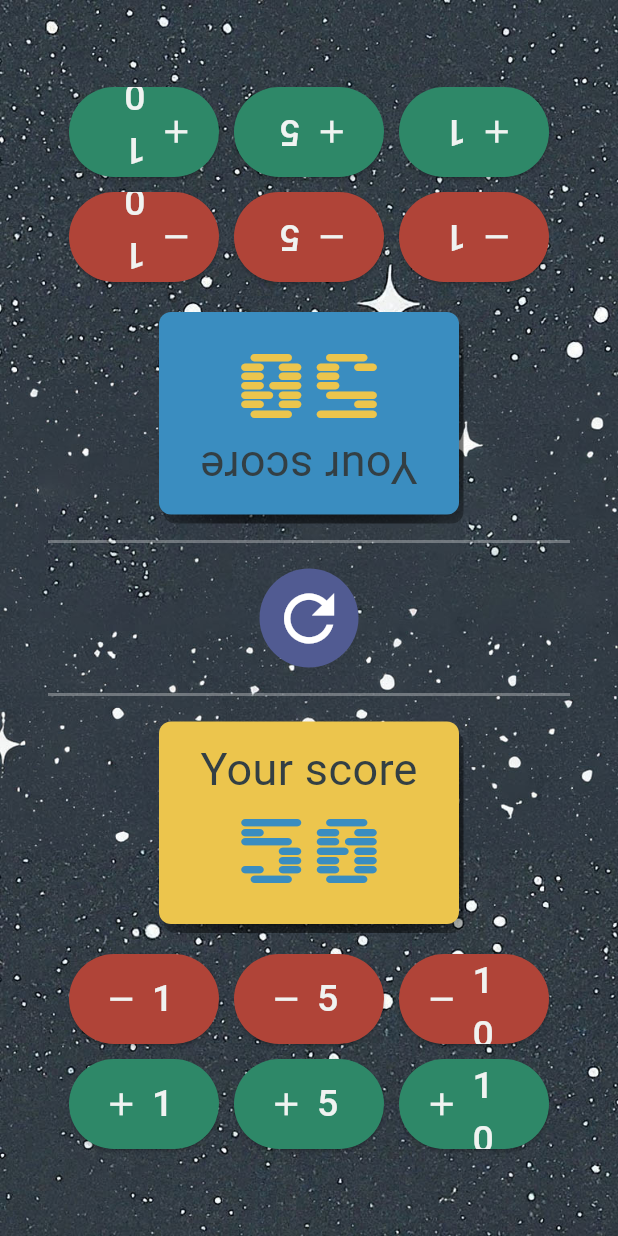
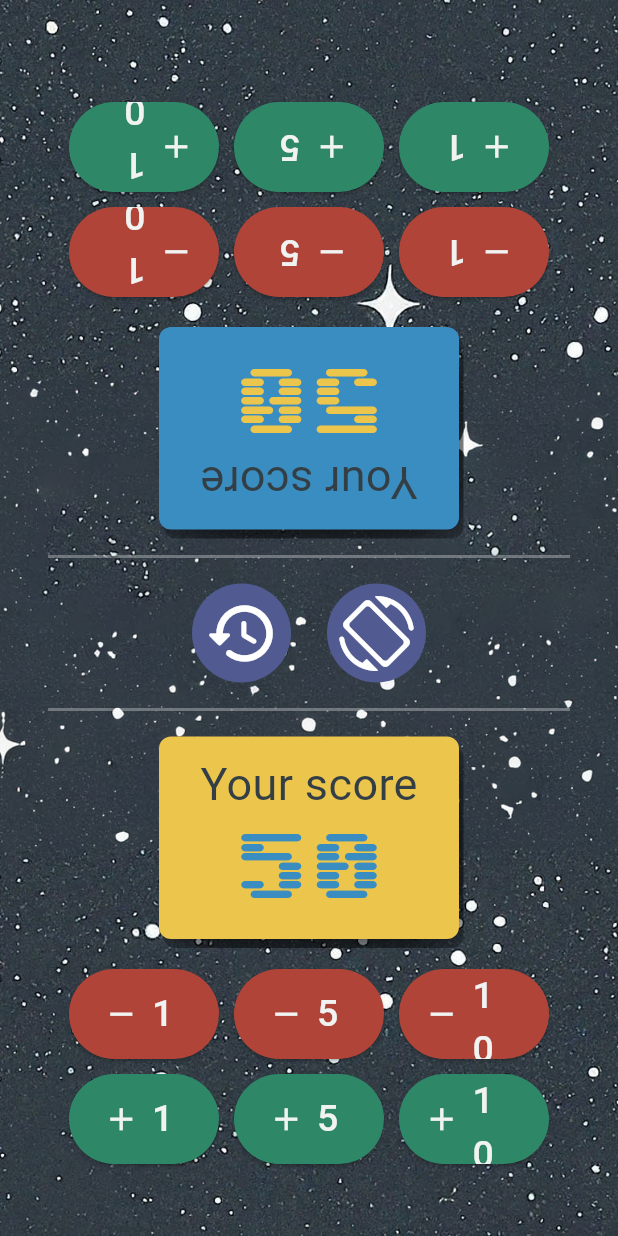
Before and after one commit to LFClaro/star-realms-score-flutter, a Flutter app: the screen it shows after launch, on a phone screen of 412 x 824 dp. Run offline on Flutter 3.47's test engine with Material 3 defaults, Android fonts, the phone set to English and light mode, and no system bars; our stand-ins replace font_awesome_flutter, shared_preferences; Roboto replaces fonts that are missing (YuseiMagic).

Commit message:
Creting Web build for Github Pages

```diff
--- a/lib/constants.dart
+++ b/lib/constants.dart
@@ -16,4 +16,18 @@ abstract class Constants {
       blurStyle: BlurStyle.inner,
     )
   ];
+
+  static const kSizedBox10 = SizedBox(height: 10);
+
+  static const kSizedBox30 = SizedBox(height: 30);
+
+  static const kSizedBoxWidth24 = SizedBox(width: 24.0);
+
+  static const kDivider = Divider(
+    height: 36.0,
+    thickness: 2.0,
+    indent: 32.0,
+    endIndent: 32.0,
+    color: Colors.white30,
+  );
 }
--- a/lib/screens/score_board/score_board_widget.dart
+++ b/lib/screens/score_board/score_board_widget.dart
@@ -1,4 +1,9 @@
+import 'dart:io';
+
+import 'package:flutter/foundation.dart';
 import 'package:flutter/material.dart';
+import 'package:url_launcher/url_launcher.dart';
+import 'package:font_awesome_flutter/font_awesome_flutter.dart';
 
 import 'package:star_realms_score/constants.dart';
 import 'package:star_realms_score/widgets.dart';
@@ -16,8 +21,12 @@ class ScoreBoardWidget extends StatefulWidget {
 class _ScoreBoardWidgetState extends State<ScoreBoardWidget> {
   int _userCounter = 50;
   int _opponentCounter = 50;
+  double _turns = 0.0;
 
-  _incrementUserCounter(int incrementBy) {
+  final Uri _url =
+      Uri.parse("https://github.com/LFClaro/star-realms-score-flutter.git");
+
+  void _incrementUserCounter(int incrementBy) {
     // if _userCounter goes over 99, set it to a maximum of 99
     int result = _userCounter + incrementBy;
     if (result > 99) {
@@ -31,7 +40,7 @@ class _ScoreBoardWidgetState extends State<ScoreBoardWidget> {
     }
   }
 
-  _decrementUserCounter(int decrementBy) {
+  void _decrementUserCounter(int decrementBy) {
     // if _userCounter goes under 0, set it to a minimum of 0
     int result = _userCounter - decrementBy;
     if (result < 0) {
@@ -45,7 +54,7 @@ class _ScoreBoardWidgetState extends State<ScoreBoardWidget> {
     }
   }
 
-  _incrementOpponentCounter(int incrementBy) {
+  void _incrementOpponentCounter(int incrementBy) {
     // if _opponentCounter goes over 99, set it to a maximum of 99
     int result = _opponentCounter + incrementBy;
     if (result > 99) {
@@ -59,7 +68,7 @@ class _ScoreBoardWidgetState extends State<ScoreBoardWidget> {
     }
   }
 
-  _decrementOpponentCounter(int decrementBy) {
+  void _decrementOpponentCounter(int decrementBy) {
     // if _opponentCounter goes under 0, set it to a minimum of 0
     int result = _opponentCounter - decrementBy;
     if (result < 0) {
@@ -73,16 +82,36 @@ class _ScoreBoardWidgetState extends State<ScoreBoardWidget> {
     }
   }
 
-  _resetCounters() {
+  void _resetCounters() {
     setState(() {
       _userCounter = 50;
       _opponentCounter = 50;
     });
   }
 
+  void _rotateScreen() {
+    setState(() => _turns += 0.5);
+  }
+
+  Future<void> _launchUrl() async {
+    if (!await launchUrl(_url)) {
+      throw Exception('Could not launch $_url');
+    }
+  }
+
   @override
   Widget build(BuildContext context) {
+    final headerTextStyle = TextStyle(
+      fontSize: 30.0,
+      color: StarScoreTheme.of(context).primaryTextColor,
+    );
+
     final bodyTextStyle = TextStyle(
+      fontSize: 16,
+      color: StarScoreTheme.of(context).primaryTextColor,
+    );
+
+    final scoreTextStyle = TextStyle(
       fontFamily: 'YuseiMagic',
       fontSize: 30.0,
       color: StarScoreTheme.of(context).secondaryTextColor,
@@ -106,7 +135,7 @@ class _ScoreBoardWidgetState extends State<ScoreBoardWidget> {
 
     Widget scoreText = Text(
       'Your score',
-      style: bodyTextStyle,
+      style: scoreTextStyle,
     );
 
     return Scaffold(
@@ -123,7 +152,58 @@ class _ScoreBoardWidgetState extends State<ScoreBoardWidget> {
           ),
           SafeArea(
             child: Center(
+              child: SizedBox(
+                width: 800,
                 child: SingleChildScrollView(
+                  child: Column(
+                    children: [
+                      if (kIsWeb)
+                        Container(
+                          padding: const EdgeInsets.all(10.0),
+                          decoration: BoxDecoration(
+                            borderRadius: BorderRadius.circular(10.0),
+                            color: Colors.black54,
+                          ),
+                          child: Row(
+                              mainAxisAlignment: MainAxisAlignment.center,
+                              children: [
+                                Image.asset(
+                                  "images/score_icon.png",
+                                  width: 150,
+                                ),
+                                Constants.kSizedBoxWidth24,
+                                SizedBox(
+                                  width: 500,
+                                  child: Column(
+                                    mainAxisAlignment: MainAxisAlignment.start,
+                                    children: [
+                                      Text("Star Realms Score - Flutter App",
+                                          style: headerTextStyle),
+                                      Constants.kDivider,
+                                      Text(
+                                        "A Flutter app to keep score on the Star Realms deckbuilding game.\n\nStar Realms is a two-player card game in which the score changes frequently. Each score board is facing one of the players during the game, for easier tracking.\n\nA quick app I built in a day, with the intention of training state management and Flutter project structuring.",
+                                        style: bodyTextStyle,
+                                      ),
+                                      Constants.kSizedBox10,
+                                      ElevatedButton.icon(
+                                        onPressed: _launchUrl,
+                                        icon: const FaIcon(FontAwesomeIcons.github),
+                                        label: const Text(
+                                            'Vist my Github repository!'),
+                                      ),
+                                    ],
+                                  ),
+                                )
+                              ]),
+                        ),
+                      Constants.kSizedBox30,
+                      AnimatedRotation(
+                        turns: _turns,
+                        duration: const Duration(milliseconds: 1000),
+                        curve: Curves.easeInOut,
+                        onEnd: () {
+                          _turns = 0.0;
+                        },
                         child: Column(
                           mainAxisAlignment: MainAxisAlignment.center,
                           children: [
@@ -153,7 +233,8 @@ class _ScoreBoardWidgetState extends State<ScoreBoardWidget> {
                                   Padding(
                                     padding: const EdgeInsets.only(top: 20.0),
                                     child: Column(
-                              mainAxisAlignment: MainAxisAlignment.center,
+                                      mainAxisAlignment:
+                                          MainAxisAlignment.center,
                                       children: [
                                         Wrap(
                                           alignment: WrapAlignment.center,
@@ -181,7 +262,7 @@ class _ScoreBoardWidgetState extends State<ScoreBoardWidget> {
                                             ),
                                           ],
                                         ),
-                                const SizedBox(height: 10),
+                                        Constants.kSizedBox10,
                                         Wrap(
                                           alignment: WrapAlignment.center,
                                           direction: Axis.horizontal,
@@ -214,26 +295,28 @@ class _ScoreBoardWidgetState extends State<ScoreBoardWidget> {
                                 ],
                               ),
                             ),
-                    const Divider(
-                      height: 36.0,
-                      thickness: 2.0,
-                      indent: 32.0,
-                      endIndent: 32.0,
-                      color: Colors.white30,
-                    ),
+                            Constants.kDivider,
+                            Row(
+                              mainAxisAlignment: MainAxisAlignment.center,
+                              children: [
                                 IconButton.filled(
+                                    tooltip: "Reset Counters",
                                     onPressed: _resetCounters,
                                     icon: const Icon(
-                          Icons.refresh,
+                                      Icons.restore_rounded,
                                       size: 50.0,
                                     )),
-                    const Divider(
-                      height: 36.0,
-                      thickness: 2.0,
-                      indent: 32.0,
-                      endIndent: 32.0,
-                      color: Colors.white30,
+                                Constants.kSizedBoxWidth24,
+                                IconButton.filled(
+                                    tooltip: "Rotate Screen",
+                                    onPressed: _rotateScreen,
+                                    icon: const Icon(
+                                      Icons.screen_rotation_rounded,
+                                      size: 50.0,
+                                    )),
+                              ],
                             ),
+                            Constants.kDivider,
                             Column(
                               children: [
                                 Container(
@@ -285,7 +368,7 @@ class _ScoreBoardWidgetState extends State<ScoreBoardWidget> {
                                           )
                                         ],
                                       ),
-                              const SizedBox(height: 10),
+                                      Constants.kSizedBox10,
                                       Wrap(
                                         alignment: WrapAlignment.center,
                                         direction: Axis.horizontal,
@@ -317,7 +400,12 @@ class _ScoreBoardWidgetState extends State<ScoreBoardWidget> {
                                 ),
                               ],
                             ),
+                            Constants.kSizedBox10,
                           ],
+                        ),
+                      ),
+                    ],
+                  ),
                 ),
               ),
             ),
--- a/pubspec.yaml
+++ b/pubspec.yaml
@@ -38,6 +38,7 @@ dependencies:
   flutter_launcher_icons: ^0.13.1
   font_awesome_flutter: ^10.7.0
   shared_preferences: ^2.2.3
+  url_launcher: ^6.2.6
 
 dev_dependencies:
   flutter_test:
```
Also changed, not shown: pubspec.lock, 41 other files. Lines whose indentation alone changed are shown as unchanged.
